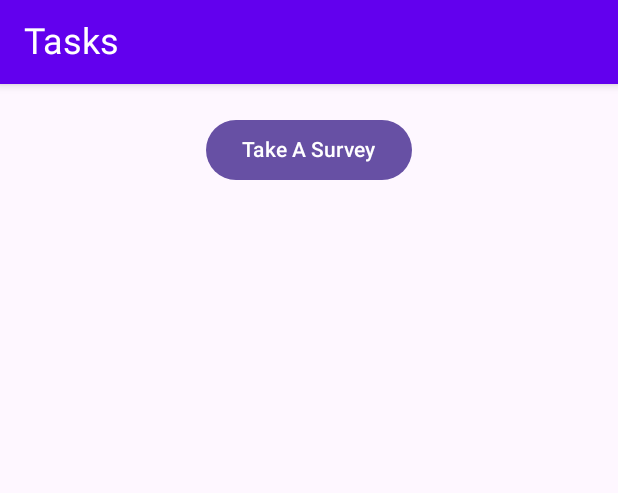
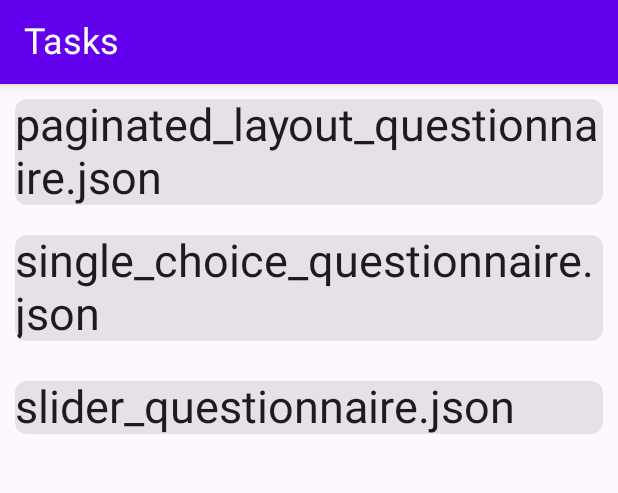
Before and after one commit to CardinalKit/CardinalKit-Android, an Android app built with Jetpack Compose: the TasksScreen screen opened through its navigation route, on a phone screen of 412 x 824 dp, the part 84-577 px from its top. Run offline under Robolectric (Android 15) with nearby library versions, the phone set to English and light mode, and no system bars; our stand-ins replace Dagger/Hilt's generated code, Firebase (no records; nobody signed in at launch, a user with empty details on screens opened directly), accompanist; libraries missing offline, so code that uses them is left out: com.google.accompanist.navigation.

Commit message:
Adds multiple sample surveys to tasks screen

```diff
--- a/app/src/main/java/edu/stanford/cardinalkit/presentation/tasks/TasksScreen.kt
+++ b/app/src/main/java/edu/stanford/cardinalkit/presentation/tasks/TasksScreen.kt
@@ -1,34 +1,29 @@
 package edu.stanford.cardinalkit.presentation.tasks
 
+import android.content.Context
 import android.content.Intent
-import androidx.activity.compose.rememberLauncherForActivityResult
-import androidx.activity.result.contract.ActivityResultContracts
-import androidx.compose.foundation.layout.Arrangement
-import androidx.compose.foundation.layout.Column
 import androidx.compose.foundation.layout.fillMaxSize
 import androidx.compose.foundation.layout.padding
+import androidx.compose.foundation.lazy.LazyColumn
 import androidx.compose.material.TopAppBar
 import androidx.compose.material3.*
 import androidx.compose.runtime.Composable
-import androidx.compose.ui.Alignment
 import androidx.compose.ui.Modifier
 import androidx.compose.ui.graphics.Color
 import androidx.compose.ui.platform.LocalContext
 import androidx.compose.ui.res.stringResource
-import androidx.compose.ui.unit.dp
 import androidx.hilt.navigation.compose.hiltViewModel
 import edu.stanford.cardinalkit.R
 import edu.stanford.cardinalkit.common.Constants
 import edu.stanford.cardinalkit.presentation.surveys.SurveyActivity
+import edu.stanford.cardinalkit.presentation.tasks.components.SurveyTaskCard
+import androidx.compose.foundation.lazy.items
 
 @OptIn(ExperimentalMaterial3Api::class)
 @Composable
 fun TasksScreen(
     viewModel: TasksViewModel = hiltViewModel()
 ) {
-    val launcher = rememberLauncherForActivityResult(contract = ActivityResultContracts.StartActivityForResult()) { result ->
-        print(result)
-    }
     Scaffold(
         topBar = {
             TopAppBar(
@@ -44,24 +39,36 @@ fun TasksScreen(
         content = { contentPadding ->
             val context = LocalContext.current
 
-            Column(
-                modifier = Modifier
-                    .fillMaxSize()
-                    .padding(contentPadding),
-                verticalArrangement = Arrangement.Top,
-                horizontalAlignment = Alignment.CenterHorizontally
-            ){
-                Button(
-                    modifier = Modifier.padding(20.dp),
-                    onClick = {
-                        val intent = Intent(context, SurveyActivity::class.java).apply {
-                            putExtra(Constants.SURVEY_NAME, "paginated_layout_questionnaire.json")
-                        }
-                        context.startActivity(intent)
-                }){
-                    Text("Take A Survey")
+            // TODO: Replace hardcoded data with surveys from DB
+            val surveys = arrayOf<String>(
+                "paginated_layout_questionnaire.json",
+                "single_choice_questionnaire.json",
+                "slider_questionnaire.json"
+            )
+
+            LazyColumn (
+                modifier = Modifier.fillMaxSize().padding(contentPadding)
+                    ){
+                items(surveys) { survey ->
+                   SurveyTaskCard(
+                       surveyName = survey,
+                       context = context,
+                       launchSurvey = { surveyName, context ->
+                           // Launches the SurveyActivity and passes the survey name to display
+                           val intent = Intent(context, SurveyActivity::class.java).apply {
+                               putExtra(Constants.SURVEY_NAME, surveyName)
+                           }
+                           context.startActivity(intent)
+                       }
+                   )
                 }
             }
         }
     )
+    fun launchSurvey(surveyName: String, context: Context){
+        val intent = Intent(context, SurveyActivity::class.java).apply {
+            putExtra(Constants.SURVEY_NAME, surveyName)
+        }
+        context.startActivity(intent)
+    }
 }
--- /dev/null
+++ b/app/src/main/java/edu/stanford/cardinalkit/presentation/tasks/components/SurveyTaskCard.kt
@@ -0,0 +1,36 @@
+package edu.stanford.cardinalkit.presentation.tasks.components
+
+import android.content.Context
+import androidx.compose.foundation.layout.Column
+import androidx.compose.foundation.layout.fillMaxWidth
+import androidx.compose.foundation.layout.padding
+import androidx.compose.material3.*
+import androidx.compose.runtime.Composable
+import androidx.compose.ui.Modifier
+import androidx.compose.ui.unit.dp
+import androidx.compose.ui.unit.sp
+
+@OptIn(ExperimentalMaterial3Api::class)
+@Composable
+fun SurveyTaskCard(
+    surveyName: String,
+    context: Context,
+    launchSurvey: (surveyName: String, context: Context) -> Unit
+) {
+    Card(
+        shape = MaterialTheme.shapes.small,
+        modifier = Modifier.padding(10.dp).fillMaxWidth(),
+        onClick = {
+            launchSurvey(surveyName, context)
+        }
+    ){
+        Column(
+            modifier = Modifier.fillMaxWidth()
+        ){
+            Text(
+                text = surveyName,
+                fontSize = 30.sp
+            )
+        }
+    }
+}
```
